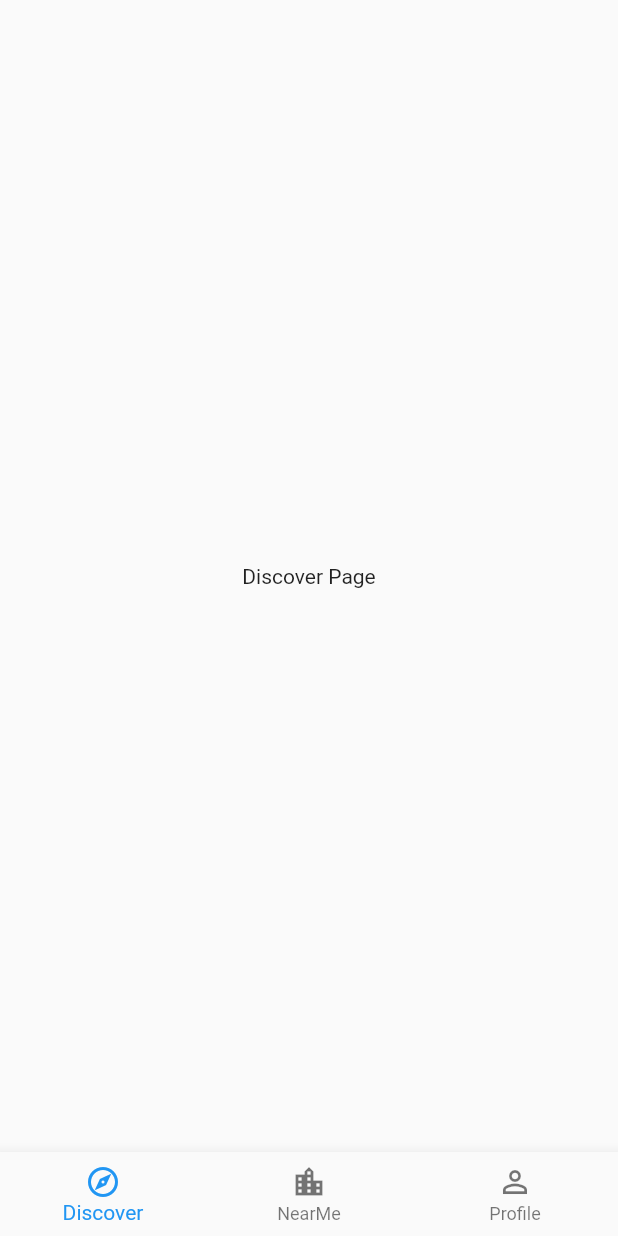
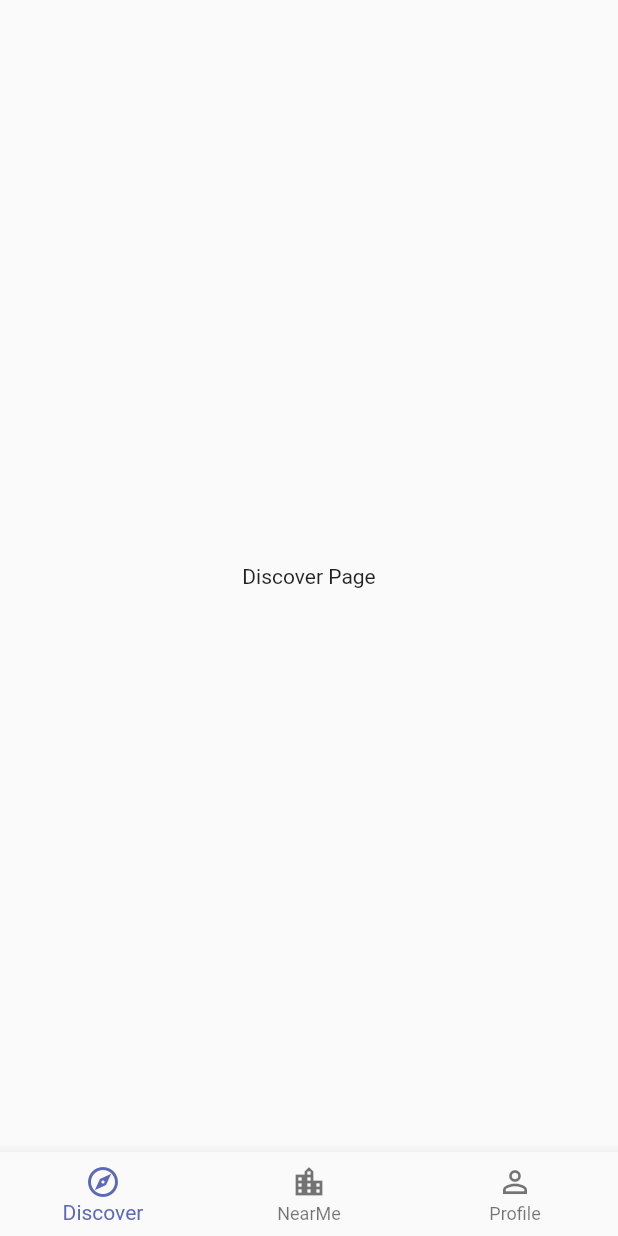
Before and after one commit to Dun-Njuguna/itravel, a Flutter app: the screen it shows after launch, after a tap on "Skip", on a phone screen of 412 x 824 dp. Run offline on Flutter 3.47's test engine with Material 2 defaults, Android fonts, the light colour scheme and no system bars; our stand-ins replace google_fonts.

Commit message:
Enable toggling between dark and light theme

```diff
--- /dev/null
+++ b/lib/app_theme.dart
@@ -0,0 +1,102 @@
+import 'package:flutter/material.dart';
+import 'package:google_fonts/google_fonts.dart';
+import 'package:itravel/utils/app_colors.dart';
+
+class AppTheme {
+  static TextTheme lightTextTheme = TextTheme(
+    bodyText1: GoogleFonts.openSans(
+      fontSize: 14.0,
+      fontWeight: FontWeight.w700,
+      color: Colors.black,
+    ),
+    headline1: GoogleFonts.openSans(
+      fontSize: 32.0,
+      fontWeight: FontWeight.bold,
+      color: Colors.black,
+    ),
+    headline2: GoogleFonts.openSans(
+      fontSize: 21.0,
+      fontWeight: FontWeight.w700,
+      color: Colors.black,
+    ),
+    headline3: GoogleFonts.openSans(
+      fontSize: 16.0,
+      fontWeight: FontWeight.w600,
+      color: Colors.black,
+    ),
+    headline6: GoogleFonts.openSans(
+      fontSize: 20.0,
+      fontWeight: FontWeight.w600,
+      color: Colors.black,
+    ),
+  );
+
+  static TextTheme darkTextTheme = TextTheme(
+    bodyText1: GoogleFonts.openSans(
+      fontSize: 14.0,
+      fontWeight: FontWeight.w700,
+      color: Colors.white,
+    ),
+    headline1: GoogleFonts.openSans(
+      fontSize: 32.0,
+      fontWeight: FontWeight.bold,
+      color: Colors.white,
+    ),
+    headline2: GoogleFonts.openSans(
+      fontSize: 21.0,
+      fontWeight: FontWeight.w700,
+      color: Colors.white,
+    ),
+    headline3: GoogleFonts.openSans(
+      fontSize: 16.0,
+      fontWeight: FontWeight.w600,
+      color: Colors.white,
+    ),
+    headline6: GoogleFonts.openSans(
+      fontSize: 20.0,
+      fontWeight: FontWeight.w600,
+      color: Colors.white,
+    ),
+  );
+
+  static ThemeData light() {
+    return ThemeData(
+      brightness: Brightness.light,
+      checkboxTheme: CheckboxThemeData(
+        fillColor: MaterialStateColor.resolveWith((states) {
+          return Colors.black;
+        }),
+      ),
+      appBarTheme: const AppBarTheme(
+        foregroundColor: Colors.black,
+        backgroundColor: Colors.white,
+      ),
+      floatingActionButtonTheme: const FloatingActionButtonThemeData(
+        foregroundColor: Colors.white,
+        backgroundColor: Colors.black,
+      ),
+      bottomNavigationBarTheme: const BottomNavigationBarThemeData(
+        selectedItemColor: AppColors.mainColor,
+      ),
+      textTheme: lightTextTheme,
+    );
+  }
+
+  static ThemeData dark() {
+    return ThemeData(
+      brightness: Brightness.dark,
+      appBarTheme: AppBarTheme(
+        foregroundColor: Colors.white,
+        backgroundColor: Colors.grey[900],
+      ),
+      floatingActionButtonTheme: const FloatingActionButtonThemeData(
+        foregroundColor: Colors.white,
+        backgroundColor: AppColors.mainColor,
+      ),
+      bottomNavigationBarTheme: const BottomNavigationBarThemeData(
+        selectedItemColor: AppColors.mainColor,
+      ),
+      textTheme: darkTextTheme,
+    );
+  }
+}
--- a/lib/main.dart
+++ b/lib/main.dart
@@ -1,7 +1,10 @@
 import 'package:flutter/material.dart';
-import 'package:itravel/models/state/app_state_manager.dart';
-import 'package:itravel/models/state/navigation/app_router.dart';
+import 'package:itravel/app_theme.dart';
 import 'package:provider/provider.dart';
+
+import 'pages/state/app_state_manager.dart';
+import 'pages/state/navigation/app_router.dart';
+import 'pages/state/profile_manager.dart';
 
 void main() {
   runApp(const MyApp());
@@ -15,8 +18,9 @@
 }
 
 class _MyAppState extends State<MyApp> {
-  //Create AppStateManager
+  //State managers
   final _appStateManager = AppStateManager();
+  final _profileManager = ProfileManager();
 
   //AppRouter
   late AppRouter _appRouter;
@@ -24,8 +28,7 @@
   @override
   void initState() {
     _appRouter = AppRouter(
-      appStateManager: _appStateManager,
-    );
+        appStateManager: _appStateManager, profileManager: _profileManager);
     super.initState();
   }
 
@@ -36,16 +39,27 @@
         ChangeNotifierProvider(
           create: (context) => _appStateManager,
         ),
+        ChangeNotifierProvider(
+          create: (context) => _profileManager,
+        ),
       ],
-      child: MaterialApp(
-        title: 'iTravel',
-        theme: ThemeData(
-          primarySwatch: Colors.blue,
-        ),
-        home: Router(
-          routerDelegate: _appRouter,
-          backButtonDispatcher: RootBackButtonDispatcher(),
-        ),
+      child: Consumer<ProfileManager>(
+        builder: (context, profileManager, child) {
+          ThemeData appTheme;
+          if (profileManager.darkMode) {
+            appTheme = AppTheme.dark();
+          } else {
+            appTheme = AppTheme.light();
+          }
+          return MaterialApp(
+            title: 'iTravel',
+            theme: appTheme,
+            home: Router(
+              routerDelegate: _appRouter,
+              backButtonDispatcher: RootBackButtonDispatcher(),
+            ),
+          );
+        },
       ),
     );
   }
--- /dev/null
+++ b/lib/models/user.dart
@@ -0,0 +1,8 @@
+class User {
+
+  final bool setDarkMode;
+
+  User({
+    required this.setDarkMode,
+  });
+}
--- a/lib/pages/main/home_page.dart
+++ b/lib/pages/main/home_page.dart
@@ -1,9 +1,9 @@
 import 'package:flutter/material.dart';
-import 'package:itravel/models/state/app_state_manager.dart';
-import 'package:itravel/models/state/navigation/itravel_pages.dart';
 import 'package:itravel/pages/main/discover_page.dart';
 import 'package:itravel/pages/main/near_me_page.dart';
 import 'package:itravel/pages/main/profile_page.dart';
+import 'package:itravel/pages/state/app_state_manager.dart';
+import 'package:itravel/pages/state/navigation/itravel_pages.dart';
 import 'package:itravel/utils/constants.dart';
 import 'package:provider/provider.dart';
 
--- a/lib/pages/main/profile_page.dart
+++ b/lib/pages/main/profile_page.dart
@@ -1,10 +1,67 @@
 import 'package:flutter/material.dart';
+import 'package:itravel/pages/state/navigation/itravel_pages.dart';
+import 'package:itravel/pages/state/profile_manager.dart';
+import 'package:provider/provider.dart';
 
-class ProfilePage extends StatelessWidget {
-  const ProfilePage({ Key? key }) : super(key: key);
+class ProfilePage extends StatefulWidget {
+
+  static MaterialPage page(r) {
+    return MaterialPage(
+      name: ItravelPages.profilePath,
+      key: ValueKey(ItravelPages.profilePath),
+      child: const ProfilePage(),
+    );
+  }
+
+  const ProfilePage({ Key? key,}) : super(key: key);
 
   @override
+  State<ProfilePage> createState() => _ProfilePageState();
+}
+
+class _ProfilePageState extends State<ProfilePage> {
+  @override
   Widget build(BuildContext context) {
-    return const Center(child: Text("Profile Page"));
+    return Scaffold(
+      body: Center(
+        child: Column(
+          crossAxisAlignment: CrossAxisAlignment.center,
+          children: [
+            const SizedBox(height: 16.0),
+            Expanded(
+              child: buildMenu(),
+            )
+          ],
+        ),
+      ),
+    );
   }
+
+    Widget buildMenu() {
+    return ListView(
+      children: [
+        darkModeToggel(),
+      ],
+    );
+  }
+
+  Widget darkModeToggel() {
+    return Padding(
+      padding: const EdgeInsets.all(16.0),
+      child: Row(
+        mainAxisAlignment: MainAxisAlignment.spaceBetween,
+        children: [
+          const Text('Dark Mode'),
+          Switch(
+            value: Provider.of<ProfileManager>(context, listen: true).getUser.setDarkMode,
+            onChanged: (value) {
+              Provider.of<ProfileManager>(context, listen: false).darkMode =
+                  value;
+            },
+          )
+        ],
+      ),
+    );
+  }
+
 }
--- a/lib/models/state/navigation/app_router.dart
+++ b/lib/pages/state/navigation/app_router.dart
@@ -2,23 +2,28 @@ import 'package:flutter/material.dart';
 import 'package:itravel/pages/main/home_page.dart';
 import 'package:itravel/pages/welcome_page.dart';
 import '../app_state_manager.dart';
+import '../profile_manager.dart';
 
 class AppRouter extends RouterDelegate
     with ChangeNotifier, PopNavigatorRouterDelegateMixin {
   final AppStateManager appStateManager;
+  final ProfileManager profileManager;
 
   @override
   final GlobalKey<NavigatorState> navigatorKey;
 
   AppRouter({
     required this.appStateManager,
+    required this.profileManager,
   }) : navigatorKey = GlobalKey<NavigatorState>() {
     appStateManager.addListener(notifyListeners);
+    profileManager.addListener(notifyListeners);
   }
 
   @override
   void dispose() {
     appStateManager.removeListener(notifyListeners);
+    profileManager.removeListener(notifyListeners);
     super.dispose();
   }
 
@@ -29,7 +34,8 @@ class AppRouter extends RouterDelegate
       onPopPage: _handlePopPage,
       pages: [
         if (appStateManager.isInitialized) WelcomePage.page(),
-        if(appStateManager.isOnboardingComplete) HomePage.page(appStateManager.getSelectedTab)
+        if (appStateManager.isOnboardingComplete)
+          HomePage.page(appStateManager.getSelectedTab)
       ],
     );
   }
--- /dev/null
+++ b/lib/pages/state/profile_manager.dart
@@ -0,0 +1,24 @@
+import 'package:flutter/material.dart';
+import 'package:itravel/models/user.dart';
+
+class ProfileManager extends ChangeNotifier {
+  User get getUser => User(
+        setDarkMode: _setDarkMode,
+      );
+
+  var _profileClicked = false;
+  var _setDarkMode = false;
+
+  bool get profileClicked => _profileClicked;
+  bool get darkMode => _setDarkMode;
+
+  set darkMode(bool darkMode) {
+    _setDarkMode = darkMode;
+    notifyListeners();
+  }
+
+  void tapOnProfile(bool selected) {
+    _profileClicked = selected;
+    notifyListeners();
+  }
+}
--- a/lib/pages/welcome_page.dart
+++ b/lib/pages/welcome_page.dart
@@ -1,11 +1,12 @@
 import 'package:flutter/material.dart';
-import 'package:itravel/models/state/app_state_manager.dart';
-import 'package:itravel/models/state/navigation/itravel_pages.dart';
 import 'package:itravel/utils/app_colors.dart';
 import 'package:itravel/widgets/app_text.dart';
 import 'package:itravel/models/sliders.dart';
 import 'package:itravel/widgets/responsive_button.dart';
 import 'package:provider/provider.dart';
+
+import 'state/app_state_manager.dart';
+import 'state/navigation/itravel_pages.dart';
 
 class WelcomePage extends StatefulWidget {
   //MaterialPage Helper
--- a/pubspec.yaml
+++ b/pubspec.yaml
@@ -30,6 +30,8 @@ dependencies:
   flutter:
     sdk: flutter
   google_fonts: ^2.1.0
+  intl: ^0.17.0
+  uuid: ^3.0.4
   provider: ^6.0.0
 
   # The following adds the Cupertino Icons font to your application.
```
Also changed, not shown: lib/pages/state/app_state_manager.dart (renamed from lib/models/state/app_state_manager.dart), lib/pages/state/navigation/itravel_pages.dart (renamed from lib/models/state/navigation/itravel_pages.dart), pubspec.lock, 4 other files.
